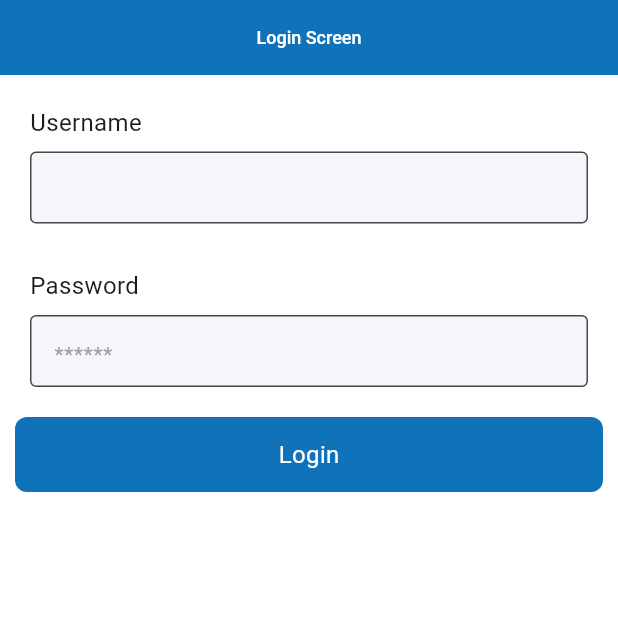
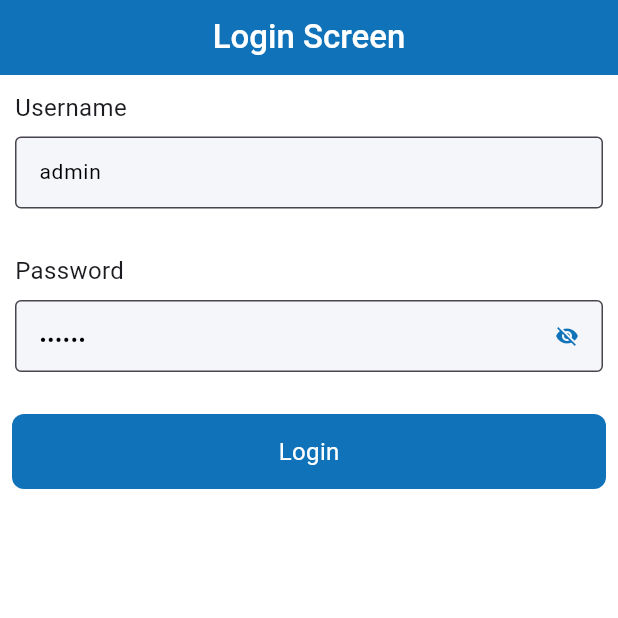
Before and after one commit to houssamaziez/Mformatik_CRM_Delegate, a Flutter app: the screen it shows after launch, on a phone screen of 412 x 824 dp, the top half of it. Run offline on Flutter 3.47's test engine with Material 3 defaults, Android fonts, the light colour scheme and no system bars; our stand-ins replace connectivity_plus, flutter_dotenv, flutter_spinkit, fluttertoast, get; accounts and stored records are empty; Roboto replaces fonts that are missing (Tajawal).

Commit message:
Chore (screen auth) : update text field -add function passwordVisibleupdate -add controller TextEditingController in controller auth

```diff
--- a/lib/App/Controller/auth/auth_controller.dart
+++ b/lib/App/Controller/auth/auth_controller.dart
@@ -1,3 +1,4 @@
+import 'package:flutter/material.dart';
 import 'package:get/get.dart';
 import 'package:http/http.dart' as http;
 import 'package:mformatic_crm_delegate/App/RouteEndPoint/EndPoint.dart';
@@ -6,9 +7,13 @@ import '../../Util/app_exceptions/global_expcetion_handler.dart';
 import '../../Util/app_exceptions/response_handler.dart';
 
 class AuthController extends GetxController {
+  TextEditingController namecontroller = TextEditingController(text: "admin");
+  TextEditingController passwordcontroller =
+      TextEditingController(text: "123456");
   // Observable state management using GetX's Rx types
   var isLoading = false;
   User? user;
+  bool isPasswordVisible = false; // Variable to toggle password visibility
 
   // Login method with improved structure and feedback for UI
   Future<void> login(
@@ -16,7 +21,7 @@ class AuthController extends GetxController {
     isLoading = true; // Set loading state
     update();
     Uri url = Uri.parse(Endpoint.apiLogin);
-
+    if (namecontroller.text == null || passwordcontroller.text == null) {}
     try {
       final response = await http.post(url, body: {
         "username": username,
@@ -25,7 +30,8 @@ class AuthController extends GetxController {
 
       // Handle response and parse user data
       final responseData = ResponseHandler.processResponse(response);
-      if (responseData != null && responseData.containsKey('user')) {
+      if (responseData != null ||
+          passwordcontroller.text == null && responseData.containsKey('user')) {
         user = User.fromJson(responseData['user']);
         print('Logged in as: ${user?.username}');
       } else {
@@ -40,5 +46,8 @@ class AuthController extends GetxController {
     }
   }
 
-  isPasswordVisible() {}
+  passwordVisibleupdate() {
+    isPasswordVisible = !isPasswordVisible;
+    update();
+  }
 }
--- a/lib/App/Util/Style/Style/style_text.dart
+++ b/lib/App/Util/Style/Style/style_text.dart
@@ -3,7 +3,7 @@ import 'package:flutter/material.dart';
 extension CustomTextStyle on String {
   Text style(
       {Color color = Colors.black,
-      double fontSize = 12,
+      double? fontSize = 12,
       FontWeight fontWeight = FontWeight.w500}) {
     return Text(
       this,
--- a/lib/App/View/auth/screen_auth.dart
+++ b/lib/App/View/auth/screen_auth.dart
@@ -1,36 +1,39 @@
 import 'package:flutter/material.dart';
 import 'package:get/get.dart';
-import 'package:get/get_utils/src/extensions/widget_extensions.dart';
 import 'package:mformatic_crm_delegate/App/Util/Style/Style/style_text.dart';
+import 'package:mformatic_crm_delegate/App/Util/extension/extension_padding.dart';
 import 'package:mformatic_crm_delegate/App/View/widgets/Buttons/buttonall.dart';
 
 import '../../Controller/auth/auth_controller.dart';
 import '../../Util/Theme/colors.dart';
-import 'package:flutter/material.dart';
-import 'package:get/get.dart';
 
 import '../widgets/TextField.dart';
 
+// ignore: must_be_immutable
 class ScreenAuth extends StatelessWidget {
   ScreenAuth({super.key});
-  TextEditingController namecontroller = TextEditingController();
-  TextEditingController passwordcontroller = TextEditingController();
+
   @override
   Widget build(BuildContext context) {
     return Scaffold(
       appBar: AppBar(
-        title: "Login Screen".tr.style(color: ColorsApp.white),
-      ),
+          title: "Login Screen".tr.style(
+                color: ColorsApp.white,
+                fontSize: Theme.of(context).textTheme.titleLarge!.fontSize,
+              )),
       body: SingleChildScrollView(
         child: Column(
           crossAxisAlignment: CrossAxisAlignment.start,
           children: [
-            MyTextfield(
-              controller: namecontroller,
-              label: 'Username',
-              hint: '',
-              isPassword: false,
-            ),
+            GetBuilder<AuthController>(
+                init: AuthController(),
+                builder: (_controller) {
+                  return MyTextfield(
+                    controller: _controller.namecontroller,
+                    label: 'Username',
+                    hint: 'Write Username',
+                  );
+                }),
             const SizedBox(
               height: 10,
             ),
@@ -38,10 +41,12 @@ class ScreenAuth extends StatelessWidget {
                 init: AuthController(),
                 builder: (_controller) {
                   return MyTextfield(
-                    controller: passwordcontroller,
+                    controller: _controller.passwordcontroller,
                     label: 'Password',
-                    hint: '******',
+                    hint: 'Write Password',
                     isPassword: true,
+                    isPasswordVisible: _controller.isPasswordVisible,
+                    passwordVisibleupdate: _controller.passwordVisibleupdate,
                   );
                 }),
             const SizedBox(
@@ -57,9 +62,9 @@ class ScreenAuth extends StatelessWidget {
                     title: "Login",
                     islogin: _controller.isLoading,
                   );
-                }),
+                }).paddingAll()
           ],
-        ).paddingAll(10),
+        ),
       ),
     );
   }
--- a/lib/App/View/widgets/TextField.dart
+++ b/lib/App/View/widgets/TextField.dart
@@ -9,20 +9,21 @@ class MyTextfield extends StatefulWidget {
     required this.label,
     required this.hint,
     this.isPassword = false,
+    this.isPasswordVisible = false,
+    this.passwordVisibleupdate,
   }) : super(key: key);
 
   final TextEditingController controller;
   final String label;
   final String hint;
   final bool isPassword;
-
+  final bool isPasswordVisible;
+  final void Function()? passwordVisibleupdate;
   @override
   _MyTextfieldState createState() => _MyTextfieldState();
 }
 
 class _MyTextfieldState extends State<MyTextfield> {
-  bool _isPasswordVisible = false; // Variable to toggle password visibility
-
   @override
   Widget build(BuildContext context) {
     return Column(
@@ -42,15 +43,15 @@ class _MyTextfieldState extends State<MyTextfield> {
               child: TextField(
                 controller: widget.controller,
                 style: TextStyle(color: Colors.black),
-                obscureText: widget.isPassword && !_isPasswordVisible,
+                obscureText: widget.isPassword && !widget.isPasswordVisible,
                 decoration: InputDecoration(
                   suffix: widget.isPassword
                       ? InkWell(
-                          onTap: () {},
+                          onTap: widget.passwordVisibleupdate,
                           child: Padding(
                             padding: const EdgeInsets.only(top: 5.0, bottom: 4),
                             child: Icon(
-                              _isPasswordVisible
+                              widget.isPasswordVisible
                                   ? Icons.visibility
                                   : Icons.visibility_off,
                               color: Theme.of(context)
```
Also changed, not shown: 9 other files.
